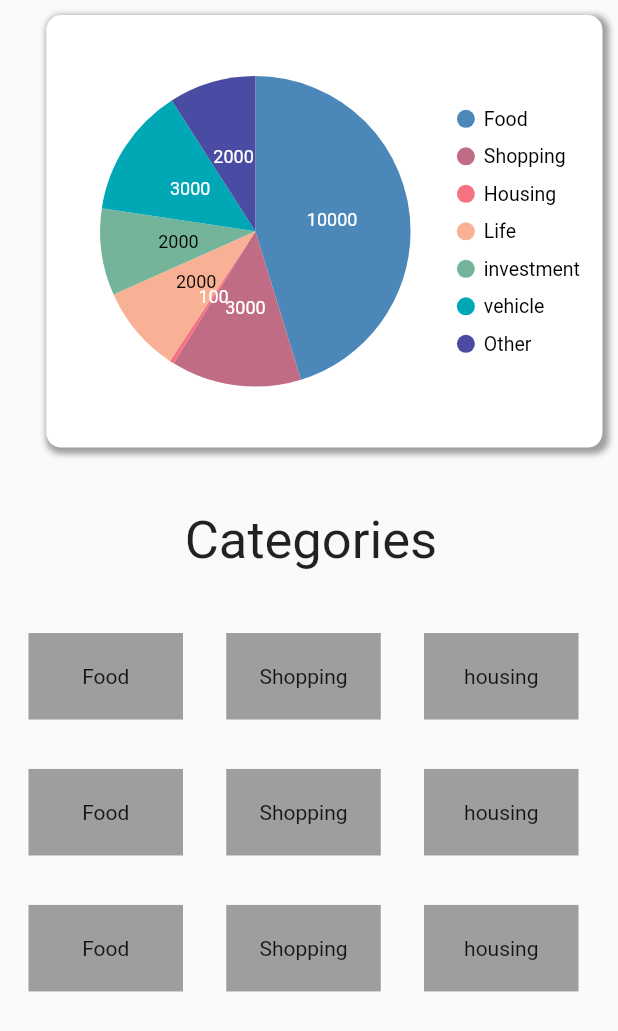
After one commit to ratishjain12/Budget-Tracker-App, a Flutter app: the ChartPage screen opened directly, on a phone screen of 412 x 824 dp. The commit adds this screen. Shown: the top 1031 px of the screen. Run offline on Flutter 3.47's test engine with Material 2 defaults, Android fonts, the phone set to English and light mode, and no system bars; our stand-ins replace cloud_firestore, firebase_auth, firebase_core, fluttertoast, google_sign_in and 2 more; missing offline and left inert: cloud_firestore_web, dart:ffi, firebase_auth_web, firebase_core_web, google_sign_in_web, shared_preferences_web; accounts and stored records are empty.

Commit message:
chart page done

```diff
--- a/lib/main.dart
+++ b/lib/main.dart
@@ -1,3 +1,4 @@
+import 'package:budget_tracker/screens/charts_page.dart';
 import 'package:budget_tracker/screens/registeration/forgot_pwd.dart';
 import 'package:budget_tracker/widgets/chart.dart';
 import 'package:budget_tracker/screens/helper/helper_function.dart';
--- /dev/null
+++ b/lib/screens/charts_page.dart
@@ -0,0 +1,148 @@
+import 'package:budget_tracker/widgets/category_tile.dart';
+import 'package:flutter/material.dart';
+import 'package:syncfusion_flutter_charts/charts.dart';
+
+class ChartPage extends StatefulWidget {
+  const ChartPage({Key? key}) : super(key: key);
+
+  @override
+  State<ChartPage> createState() => _ChartPageState();
+}
+
+class _ChartPageState extends State<ChartPage> {
+  @override
+  Widget build(BuildContext context) {
+    var screenHeight = MediaQuery.of(context).size.height;
+    var screenWidth = MediaQuery.of(context).size.width;
+    final List<ChartData> chartData = [
+      ChartData('Food', 10000),
+      ChartData('Shopping', 3000),
+      ChartData('Housing', 100),
+      ChartData('Life', 2000),
+      ChartData('investment', 2000),
+      ChartData('vehicle', 3000),
+      ChartData('Other', 2000),
+    ];
+    return Scaffold(
+      body: SingleChildScrollView(
+        scrollDirection: Axis.horizontal,
+        child: SafeArea(
+          child: Column(
+            children: [
+              Container(
+                margin: EdgeInsets.only(left: 18, top: 10),
+                width: screenWidth * 0.9,
+                height: screenHeight * 0.35,
+                decoration: BoxDecoration(
+                    color: Colors.white,
+                    borderRadius: BorderRadius.circular(10),
+                    boxShadow: [
+                      BoxShadow(
+                          color: Colors.grey,
+                          offset: Offset(2, 2),
+                          blurRadius: 3,
+                          spreadRadius: 2)
+                    ]),
+                child: SfCircularChart(
+                    tooltipBehavior: TooltipBehavior(enable: true),
+                    legend: Legend(isResponsive: true, isVisible: true),
+                    series: <CircularSeries>[
+                      PieSeries<ChartData, String>(
+                          dataSource: chartData,
+                          xValueMapper: (ChartData data, _) => data.name,
+                          yValueMapper: (ChartData data, _) => data.data,
+                          dataLabelSettings: DataLabelSettings(
+                              isVisible: true,
+                              overflowMode: OverflowMode.shift)),
+                    ]),
+              ),
+              SizedBox(
+                height: screenHeight * 0.15,
+                child: Center(
+                  child: Text(
+                    'Categories',
+                    style: TextStyle(fontSize: 35),
+                  ),
+                ),
+              ),
+              Container(
+                margin: EdgeInsets.only(left: 19),
+                child: Row(
+                  children: [
+                    TileWidget(
+                      name: 'Food',
+                    ),
+                    SizedBox(
+                      width: screenWidth * 0.07,
+                    ),
+                    TileWidget(name: 'Shopping'),
+                    SizedBox(
+                      width: screenWidth * 0.07,
+                    ),
+                    TileWidget(name: 'housing'),
+                    SizedBox(
+                      width: screenWidth * 0.07,
+                    ),
+                  ],
+                ),
+              ),
+              SizedBox(
+                height: screenHeight * 0.04,
+              ),
+              Container(
+                margin: EdgeInsets.only(left: 19),
+                child: Row(
+                  children: [
+                    TileWidget(
+                      name: 'Food',
+                    ),
+                    SizedBox(
+                      width: screenWidth * 0.07,
+                    ),
+                    TileWidget(name: 'Shopping'),
+                    SizedBox(
+                      width: screenWidth * 0.07,
+                    ),
+                    TileWidget(name: 'housing'),
+                    SizedBox(
+                      width: screenWidth * 0.07,
+                    ),
+                  ],
+                ),
+              ),
+              SizedBox(height: screenHeight * 0.04),
+              Container(
+                margin: EdgeInsets.only(left: 19),
+                child: Row(
+                  children: [
+                    TileWidget(
+                      name: 'Food',
+                    ),
+                    SizedBox(
+                      width: screenWidth * 0.07,
+                    ),
+                    TileWidget(name: 'Shopping'),
+                    SizedBox(
+                      width: screenWidth * 0.07,
+                    ),
+                    TileWidget(name: 'housing'),
+                    SizedBox(
+                      width: screenWidth * 0.07,
+                    ),
+                  ],
+                ),
+              ),
+            ],
+          ),
+        ),
+      ),
+    );
+  }
+}
+
+class ChartData {
+  ChartData(this.name, this.data, [this.chartColor]);
+  final String name;
+  final int data;
+  final Color? chartColor;
+}
--- a/lib/screens/home_page.dart
+++ b/lib/screens/home_page.dart
@@ -184,7 +184,7 @@ class _HomePageState extends State<HomePage> {
                         // ),
                         ChartWidget(
                           isLegend: true,
-                          expenses: 20000,
+                          expenses: 2000,
                           savings: 30000,
                           chartColor: [Colors.blue, Colors.yellow],
                         ),
--- a/lib/screens/login_options/questions.dart
+++ b/lib/screens/login_options/questions.dart
@@ -2,15 +2,12 @@ import 'dart:ffi';
 
 import 'package:budget_tracker/screens/helper/helper_function.dart';
 import 'package:budget_tracker/screens/home_page.dart';
-import 'package:budget_tracker/screens/login_options/login_opt.dart';
 import 'package:budget_tracker/services/auth_service.dart';
 import 'package:budget_tracker/services/database.dart';
 import 'package:budget_tracker/widgets/colors.dart';
 import 'package:budget_tracker/widgets/custom_button.dart';
 import 'package:firebase_auth/firebase_auth.dart';
 import 'package:flutter/material.dart';
-import 'package:flutter/src/foundation/key.dart';
-import 'package:flutter/src/widgets/framework.dart';
 import 'package:google_sign_in/google_sign_in.dart';
 
 const List<String> options = <String>[
--- /dev/null
+++ b/lib/widgets/category_tile.dart
@@ -0,0 +1,25 @@
+import 'package:flutter/material.dart';
+
+class TileWidget extends StatelessWidget {
+  String name;
+  // Function()? onTap;
+  TileWidget({
+    Key? key,
+    required this.name, //required this.onTap
+  }) : super(key: key);
+
+  @override
+  Widget build(BuildContext context) {
+    var screenHeight = MediaQuery.of(context).size.height;
+    var screenWidth = MediaQuery.of(context).size.width;
+    return GestureDetector(
+      onTap: () {},
+      child: Container(
+        color: Colors.grey,
+        height: screenHeight * 0.07,
+        width: screenWidth * 0.25,
+        child: Center(child: Text(name)),
+      ),
+    );
+  }
+}
--- a/lib/widgets/chart.dart
+++ b/lib/widgets/chart.dart
@@ -27,13 +27,15 @@ class _ChartWidgetState extends State<ChartWidget> {
   @override
   void initState() {
     // TODO: implement initState
-    _chartData = getData();
-    _tooltipBehaviour = TooltipBehavior(enable: true);
+    // _chartData = getData();
+
     super.initState();
   }
 
   @override
   Widget build(BuildContext context) {
+    _tooltipBehaviour = TooltipBehavior(enable: true);
+    _chartData = getData();
     return SfCircularChart(
       palette: widget.chartColor,
       // title: ChartTitle(text: "Your this month's expenses \n (in RS)"),
@@ -43,7 +45,8 @@ class _ChartWidgetState extends State<ChartWidget> {
           dataSource: _chartData,
           xValueMapper: (ChartData data, _) => data.name,
           yValueMapper: (ChartData data, _) => data.expense,
-          dataLabelSettings: DataLabelSettings(isVisible: true),
+          dataLabelSettings: DataLabelSettings(
+              isVisible: true, labelPosition: ChartDataLabelPosition.outside),
           enableTooltip: true,
         ),
       ],
```
